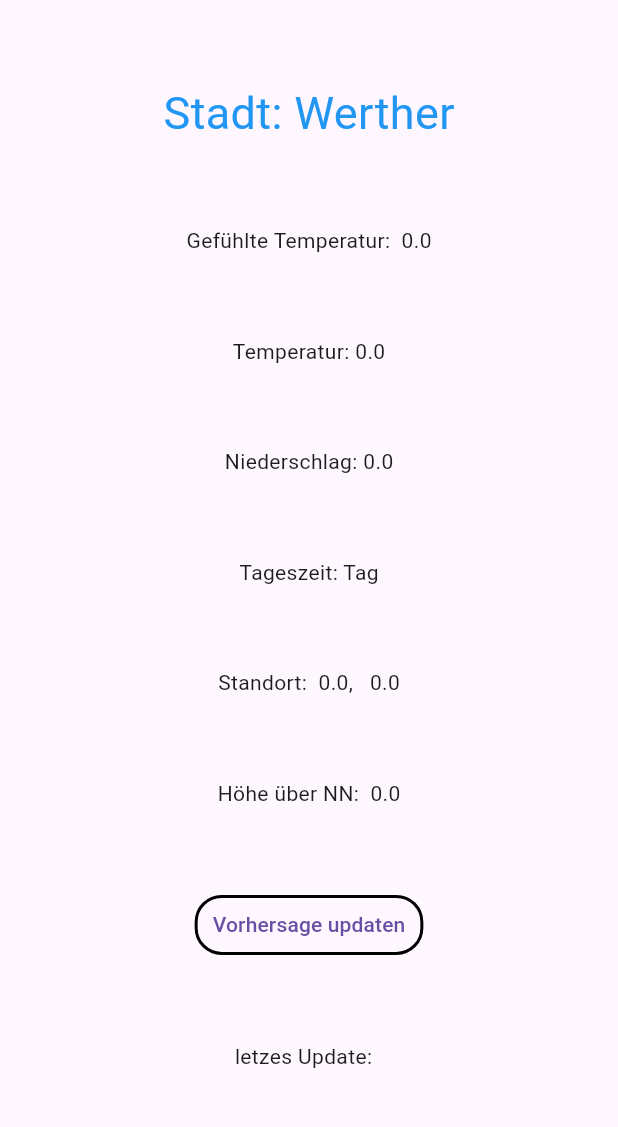
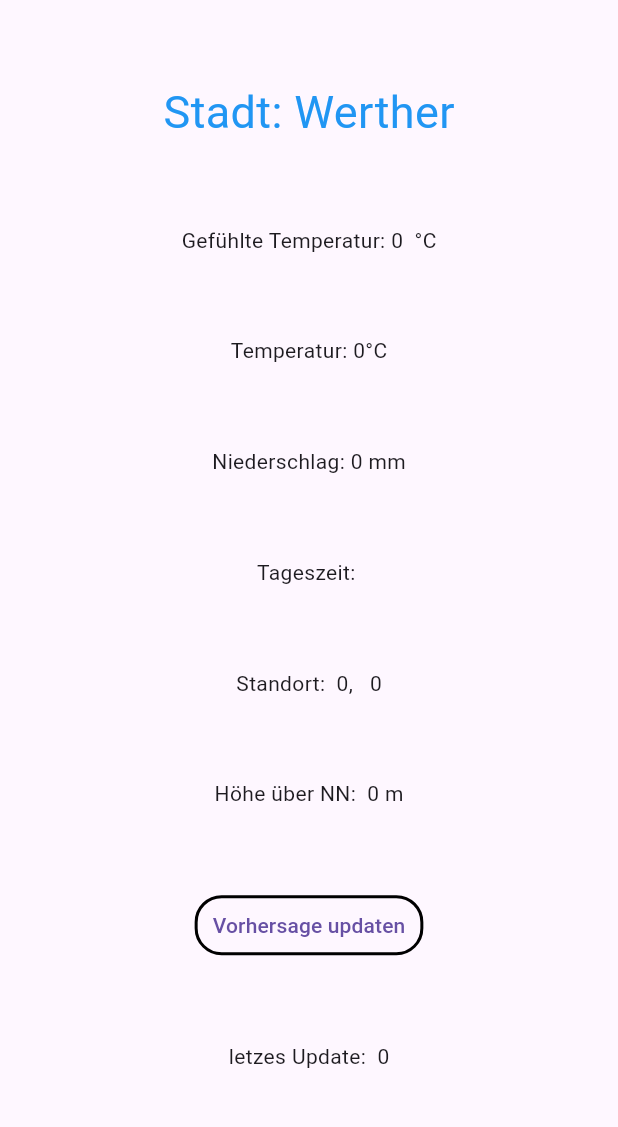
Before and after one commit to JakobAdrian/wetter_app_asynchron, a Flutter app: the screen it shows after launch, after a tap on "Vorhersage updaten", on a phone screen of 412 x 824 dp, the part 84-1211 px from its top. Run offline on Flutter 3.47's test engine with Material 3 defaults, Android fonts, the phone set to English and light mode, and no system bars; network calls fail.

Commit message:
mit futurebuilder und snapshot

```diff
--- a/lib/data/repository.dart
+++ b/lib/data/repository.dart
@@ -1,6 +1,4 @@
 import 'dart:convert';
-
-import 'package:flutter/material.dart';
 import 'package:http/http.dart' as http;
 
 class WeatherRepository {
--- a/lib/home/home_page.dart
+++ b/lib/home/home_page.dart
@@ -11,30 +11,12 @@ class MyHomePage extends StatefulWidget {
 }
 
 class _MyHomePageState extends State<MyHomePage> {
-  double elevation = 0.0;
-  String time = "";
-  double apparentTemperature = 0.0;
-  double temperature = 0.0;
-  double precipitation = 0.0;
-  bool isDay = true;
-  double latitude = 0.0;
-  double longitude = 0.0;
+  WeatherRepository weatherRepo = WeatherRepository();
 
-  WeatherRepository weatherRepo = WeatherRepository();
   late Weather weather;
 
-  void fetchWeather() async {
-    weather = await weatherRepo.getWeather();
-    setState(() {
-      elevation = weather.elevation;
-      time = weather.current.time.toString();
-      apparentTemperature = weather.current.apparentTemperature;
-      temperature = weather.current.temperature;
-      precipitation = weather.current.precipitation;
-      isDay = weather.current.isDay;
-      latitude = weather.latitude;
-      longitude = weather.longitude;
-    });
+  Future<Weather> fetchWeather() async {
+    return weatherRepo.getWeather();
   }
 
   @override
@@ -46,7 +28,13 @@ class _MyHomePageState extends State<MyHomePage> {
             Text(widget.title, style: Theme.of(context).textTheme.titleLarge),
       ),
       body: Center(
-        child: Column(
+        child: FutureBuilder<Weather>(
+            future: fetchWeather(),
+            builder: (context, snapshot) {
+              if (snapshot.connectionState == ConnectionState.waiting) {
+                return const CircularProgressIndicator();
+              }
+              return Column(
                 mainAxisAlignment: MainAxisAlignment.spaceEvenly,
                 children: <Widget>[
                   const Text(
@@ -56,21 +44,33 @@ class _MyHomePageState extends State<MyHomePage> {
                       color: Colors.blue,
                     ),
                   ),
-            Text("Gefühlte Temperatur:  $apparentTemperature"),
                   Text(
-              "Temperatur: $temperature",
+                      "Gefühlte Temperatur: ${snapshot.hasData ? snapshot.data!.current.apparentTemperature : 0}  °C"),
+                  Text(
+                    "Temperatur: ${snapshot.hasData ? snapshot.data!.current.temperature : 0}°C",
                   ),
                   Text(
-              "Niederschlag: $precipitation",
+                    "Niederschlag: ${snapshot.hasData ? snapshot.data!.current.precipitation : 0} mm",
+                  ),
+                  Row(
+                    mainAxisAlignment: MainAxisAlignment.center,
+                    children: [
+                      const Text("Tageszeit: "),
+                      Text(
+
+                        snapshot.hasData
+                            ? (snapshot.data!.current.isDay)
+                                ? "Tag"
+                                : "Nacht"
+                            : "",),
+                    ],
+                  ),
+
+                  Text(
+                    "Standort:  ${snapshot.hasData ? snapshot.data!.latitude : 0},   ${snapshot.hasData ? snapshot.data!.longitude : 0}",
                   ),
                   Text(
-              isDay ? "Tageszeit: Tag" : "Tageszeit: Nacht",
-            ),
-            Text(
-              "Standort:  $latitude,   $longitude",
-            ),
-            Text(
-              "Höhe über NN:  $elevation",
+                    "Höhe über NN:  ${snapshot.hasData ? snapshot.data!.elevation : 0} m",
                   ),
                   TextButton(
                     onPressed: () {
@@ -89,9 +89,11 @@ class _MyHomePageState extends State<MyHomePage> {
                     ),
                     child: const Text("Vorhersage updaten"),
                   ),
-            Text("letzes Update:  $time"),
+                  Text(
+                      "letzes Update:  ${snapshot.hasData ? snapshot.data!.current.time : 0}"),
                 ],
-        ),
+              );
+            }),
       ),
     );
   }
```
Lines whose indentation alone changed are shown as unchanged.
